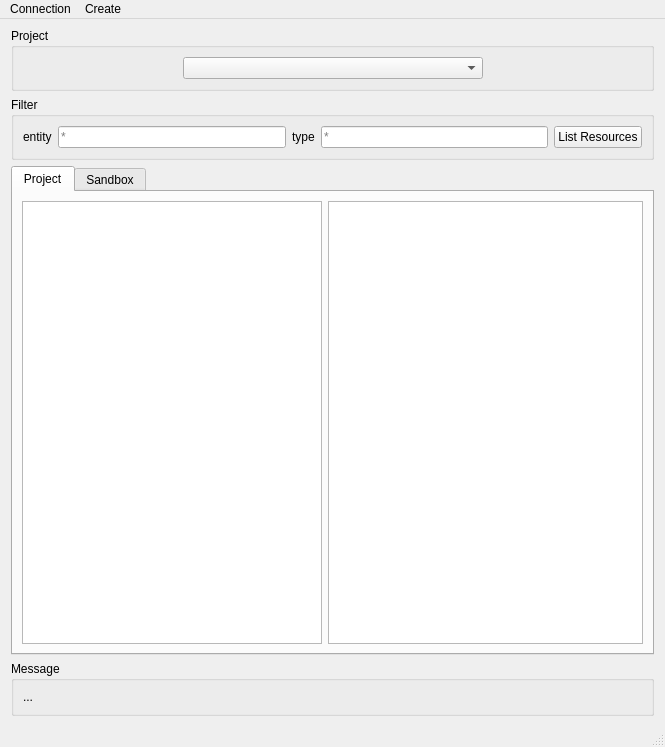
First picture: the form in gui/main_window.ui, repository dddjef/pulse, before the edit.
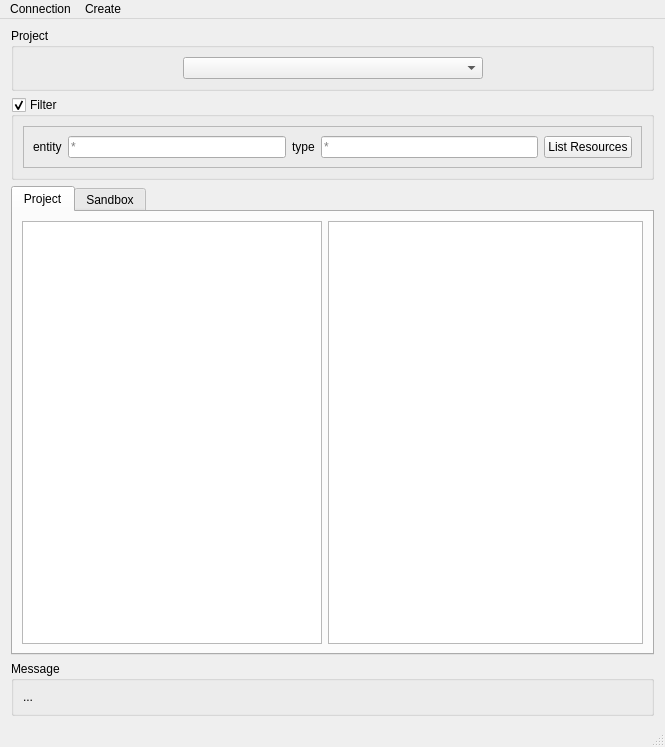
Second picture: the form after the edit.

Commit message: interface : make filter group collapsable

The edit to the form file:
```diff
--- a/gui/main_window.ui
+++ b/gui/main_window.ui
@@ -83,6 +83,18 @@
       <property name="title">
        <string>Filter</string>
       </property>
+      <property name="checkable">
+       <bool>true</bool>
+      </property>
+      <layout class="QGridLayout" name="gridLayout">
+       <item row="0" column="0">
+        <widget class="QFrame" name="filter_frame">
+         <property name="frameShape">
+          <enum>QFrame::StyledPanel</enum>
+         </property>
+         <property name="frameShadow">
+          <enum>QFrame::Raised</enum>
+         </property>
       <layout class="QHBoxLayout" name="horizontalLayout_4">
        <item>
         <widget class="QLabel" name="label">
@@ -128,6 +140,9 @@
       </layout>
      </widget>
     </item>
+      </layout>
+     </widget>
+    </item>
     <item>
      <widget class="QTabWidget" name="tabWidget">
       <property name="currentIndex">
```
Left out of the diff: 21 changed lines with no effect on the pictures. Lines whose indentation alone changed are shown as unchanged. The commit also changes 1 other file.
